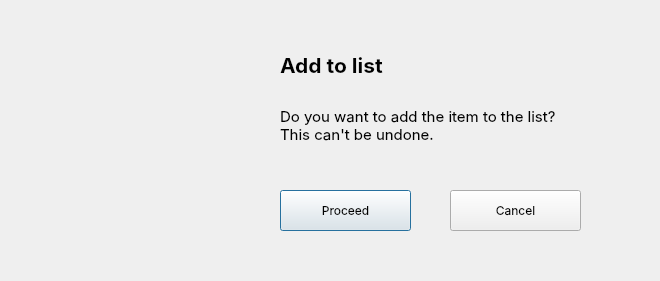
First picture: the form in POP_UP/3-New Transaction/add_to_list_confirm.ui, repository GildaFeb/Transaction-Management-System, before the edit.
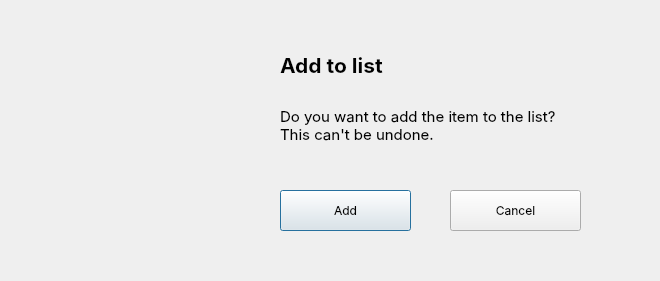
Second picture: the form after the edit. Icons and pictures are not drawn.

Diff of the .ui file:
```diff
--- a/POP_UP/3-New Transaction/add_to_list_confirm.ui
+++ b/POP_UP/3-New Transaction/add_to_list_confirm.ui
@@ -29,7 +29,7 @@
     </font>
    </property>
    <property name="text">
-    <string>Proceed</string>
+    <string>Add</string>
    </property>
    <property name="default">
     <bool>false</bool>
```
Left out of the diff: 2 changed lines with no effect on the pictures.
